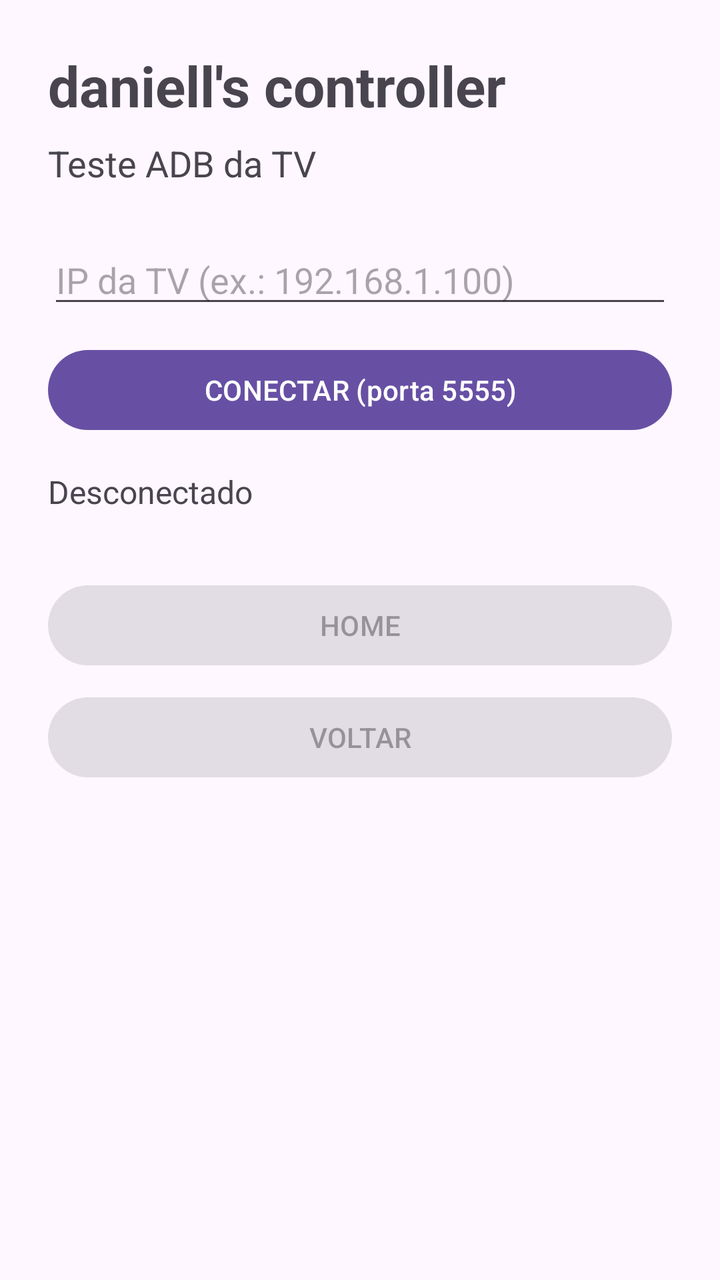
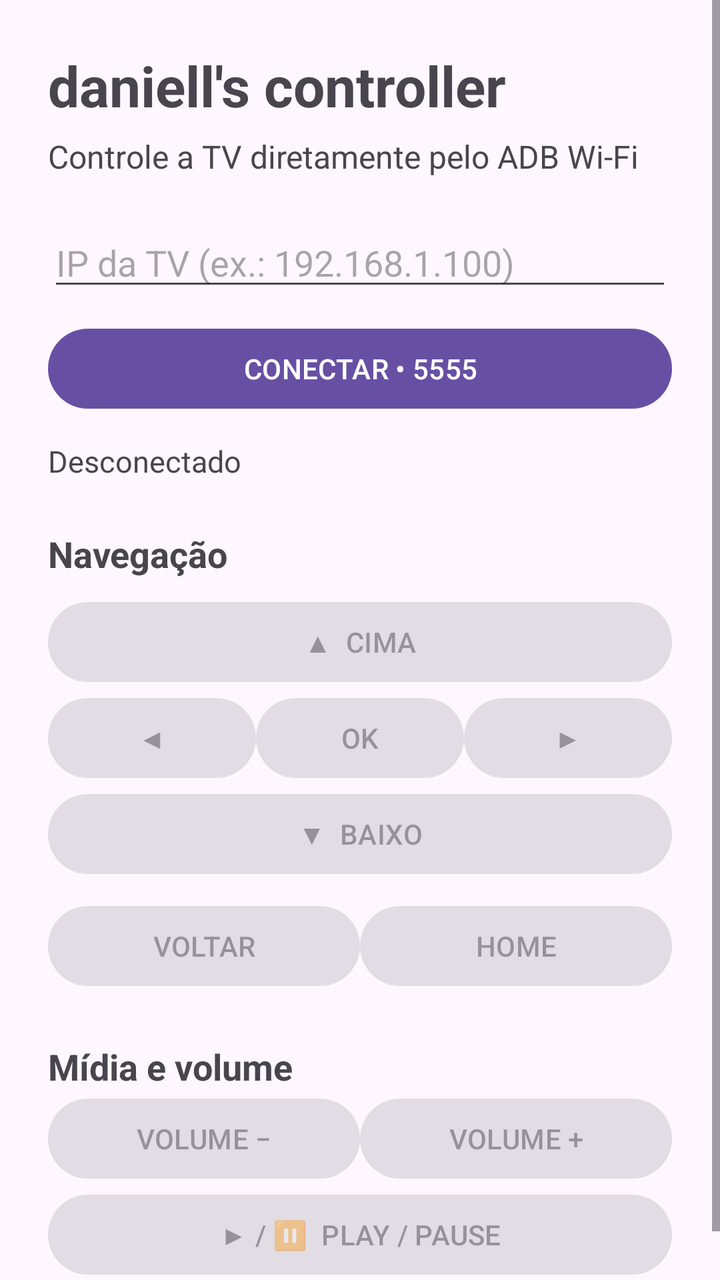

Two renders of the same Android screen: before a commit and after it. Below are the layout's source before the change and the commit's diff.
<!-- AndroidManifest.xml: application theme Theme.DaniellsController -->
<!-- res/layout/activity_main.xml -->
<?xml version="1.0" encoding="utf-8"?>
<LinearLayout xmlns:android="http://schemas.android.com/apk/res/android"
    android:layout_width="match_parent"
    android:layout_height="match_parent"
    android:orientation="vertical"
    android:padding="24dp">

    <TextView
        android:layout_width="wrap_content"
        android:layout_height="wrap_content"
        android:text="daniell's controller"
        android:textSize="28sp"
        android:textStyle="bold" />

    <TextView
        android:layout_width="wrap_content"
        android:layout_height="wrap_content"
        android:layout_marginTop="8dp"
        android:text="Teste ADB da TV"
        android:textSize="18sp" />

    <EditText
        android:id="@+id/ip_input"
        android:layout_width="match_parent"
        android:layout_height="wrap_content"
        android:layout_marginTop="24dp"
        android:hint="IP da TV (ex.: 192.168.1.100)"
        android:inputType="text" />

    <Button
        android:id="@+id/connect_button"
        android:layout_width="match_parent"
        android:layout_height="wrap_content"
        android:layout_marginTop="12dp"
        android:text="CONECTAR (porta 5555)" />

    <TextView
        android:id="@+id/status"
        android:layout_width="match_parent"
        android:layout_height="wrap_content"
        android:layout_marginTop="16dp"
        android:text="Desconectado"
        android:textSize="16sp" />

    <Button
        android:id="@+id/home_button"
        android:layout_width="match_parent"
        android:layout_height="wrap_content"
        android:layout_marginTop="32dp"
        android:enabled="false"
        android:text="HOME" />

    <Button
        android:id="@+id/back_button"
        android:layout_width="match_parent"
        android:layout_height="wrap_content"
        android:layout_marginTop="8dp"
        android:enabled="false"
        android:text="VOLTAR" />
</LinearLayout>
<!-- resources referenced by this layout -->
<resources>
  <style name="Theme.DaniellsController" parent="Theme.Material3.DayNight.NoActionBar" />
</resources>

<!-- the commit's change to res/layout/activity_main.xml (unified diff, before → after) -->
@@ -1,60 +1,163 @@
 <?xml version="1.0" encoding="utf-8"?>
-<LinearLayout xmlns:android="http://schemas.android.com/apk/res/android"
+<ScrollView xmlns:android="http://schemas.android.com/apk/res/android"
     android:layout_width="match_parent"
-    android:layout_height="match_parent"
-    android:orientation="vertical"
-    android:padding="24dp">
+    android:layout_height="match_parent">
 
-    <TextView
-        android:layout_width="wrap_content"
-        android:layout_height="wrap_content"
-        android:text="daniell's controller"
-        android:textSize="28sp"
-        android:textStyle="bold" />
-
-    <TextView
-        android:layout_width="wrap_content"
-        android:layout_height="wrap_content"
-        android:layout_marginTop="8dp"
-        android:text="Teste ADB da TV"
-        android:textSize="18sp" />
-
-    <EditText
-        android:id="@+id/ip_input"
+    <LinearLayout
         android:layout_width="match_parent"
         android:layout_height="wrap_content"
-        android:layout_marginTop="24dp"
-        android:hint="IP da TV (ex.: 192.168.1.100)"
-        android:inputType="text" />
+        android:orientation="vertical"
+        android:padding="24dp">
 
-    <Button
-        android:id="@+id/connect_button"
-        android:layout_width="match_parent"
-        android:layout_height="wrap_content"
-        android:layout_marginTop="12dp"
-        android:text="CONECTAR (porta 5555)" />
+        <TextView
+            android:layout_width="wrap_content"
+            android:layout_height="wrap_content"
+            android:text="daniell's controller"
+            android:textSize="28sp"
+            android:textStyle="bold" />
 
-    <TextView
-        android:id="@+id/status"
-        android:layout_width="match_parent"
-        android:layout_height="wrap_content"
-        android:layout_marginTop="16dp"
-        android:text="Desconectado"
-        android:textSize="16sp" />
+        <TextView
+            android:layout_width="wrap_content"
+            android:layout_height="wrap_content"
+            android:layout_marginTop="6dp"
+            android:text="Controle a TV diretamente pelo ADB Wi-Fi"
+            android:textSize="16sp" />
 
-    <Button
-        android:id="@+id/home_button"
-        android:layout_width="match_parent"
-        android:layout_height="wrap_content"
-        android:layout_marginTop="32dp"
-        android:enabled="false"
-        android:text="HOME" />
+        <EditText
+            android:id="@+id/ip_input"
+            android:layout_width="match_parent"
+            android:layout_height="wrap_content"
+            android:layout_marginTop="20dp"
+            android:hint="IP da TV (ex.: 192.168.1.100)"
+            android:inputType="text" />
 
-    <Button
-        android:id="@+id/back_button"
-        android:layout_width="match_parent"
-        android:layout_height="wrap_content"
-        android:layout_marginTop="8dp"
-        android:enabled="false"
-        android:text="VOLTAR" />
-</LinearLayout>
+        <Button
+            android:id="@+id/connect_button"
+            android:layout_width="match_parent"
+            android:layout_height="wrap_content"
+            android:layout_marginTop="10dp"
+            android:text="CONECTAR • 5555" />
+
+        <TextView
+            android:id="@+id/status"
+            android:layout_width="match_parent"
+            android:layout_height="wrap_content"
+            android:layout_marginTop="12dp"
+            android:text="Desconectado"
+            android:textSize="15sp" />
+
+        <TextView
+            android:layout_width="wrap_content"
+            android:layout_height="wrap_content"
+            android:layout_marginTop="24dp"
+            android:text="Navegação"
+            android:textSize="18sp"
+            android:textStyle="bold" />
+
+        <Button
+            android:id="@+id/up_button"
+            android:layout_width="match_parent"
+            android:layout_height="wrap_content"
+            android:layout_marginTop="8dp"
+            android:enabled="false"
+            android:text="▲  CIMA" />
+
+        <LinearLayout
+            android:layout_width="match_parent"
+            android:layout_height="wrap_content"
+            android:orientation="horizontal">
+
+            <Button
+                android:id="@+id/left_button"
+                android:layout_width="0dp"
+                android:layout_height="wrap_content"
+                android:layout_weight="1"
+                android:enabled="false"
+                android:text="◀" />
+
+            <Button
+                android:id="@+id/ok_button"
+                android:layout_width="0dp"
+                android:layout_height="wrap_content"
+                android:layout_weight="1"
+                android:enabled="false"
+                android:text="OK" />
+
+            <Button
+                android:id="@+id/right_button"
+                android:layout_width="0dp"
+                android:layout_height="wrap_content"
+                android:layout_weight="1"
+                android:enabled="false"
+                android:text="▶" />
+        </LinearLayout>
+
+        <Button
+            android:id="@+id/down_button"
+            android:layout_width="match_parent"
+            android:layout_height="wrap_content"
+            android:enabled="false"
+            android:text="▼  BAIXO" />
+
+        <LinearLayout
+            android:layout_width="match_parent"
+            android:layout_height="wrap_content"
+            android:layout_marginTop="8dp"
+            android:orientation="horizontal">
+
+            <Button
+                android:id="@+id/back_button"
+                android:layout_width="0dp"
+                android:layout_height="wrap_content"
+                android:layout_weight="1"
+                android:enabled="false"
+                android:text="VOLTAR" />
+
+            <Button
+                android:id="@+id/home_button"
+                android:layout_width="0dp"
+                android:layout_height="wrap_content"
+                android:layout_weight="1"
+                android:enabled="false"
+                android:text="HOME" />
+        </LinearLayout>
+
+        <TextView
+            android:layout_width="wrap_content"
+            android:layout_height="wrap_content"
+            android:layout_marginTop="24dp"
+            android:text="Mídia e volume"
+            android:textSize="18sp"
+            android:textStyle="bold" />
+
+        <LinearLayout
+            android:layout_width="match_parent"
+            android:layout_height="wrap_content"
+            android:orientation="horizontal">
+
+            <Button
+                android:id="@+id/volume_down_button"
+                android:layout_width="0dp"
+                android:layout_height="wrap_content"
+                android:layout_weight="1"
+                android:enabled="false"
+                android:text="VOLUME −" />
+
+            <Button
+                android:id="@+id/volume_up_button"
+                android:layout_width="0dp"
+                android:layout_height="wrap_content"
+                android:layout_weight="1"
+                android:enabled="false"
+                android:text="VOLUME +" />
+        </LinearLayout>
+
+        <Button
+            android:id="@+id/play_pause_button"
+            android:layout_width="match_parent"
+            android:layout_height="wrap_content"
+            android:enabled="false"
+            android:text="▶ / ⏸  PLAY / PAUSE" />
+
+    </LinearLayout>
+</ScrollView>
